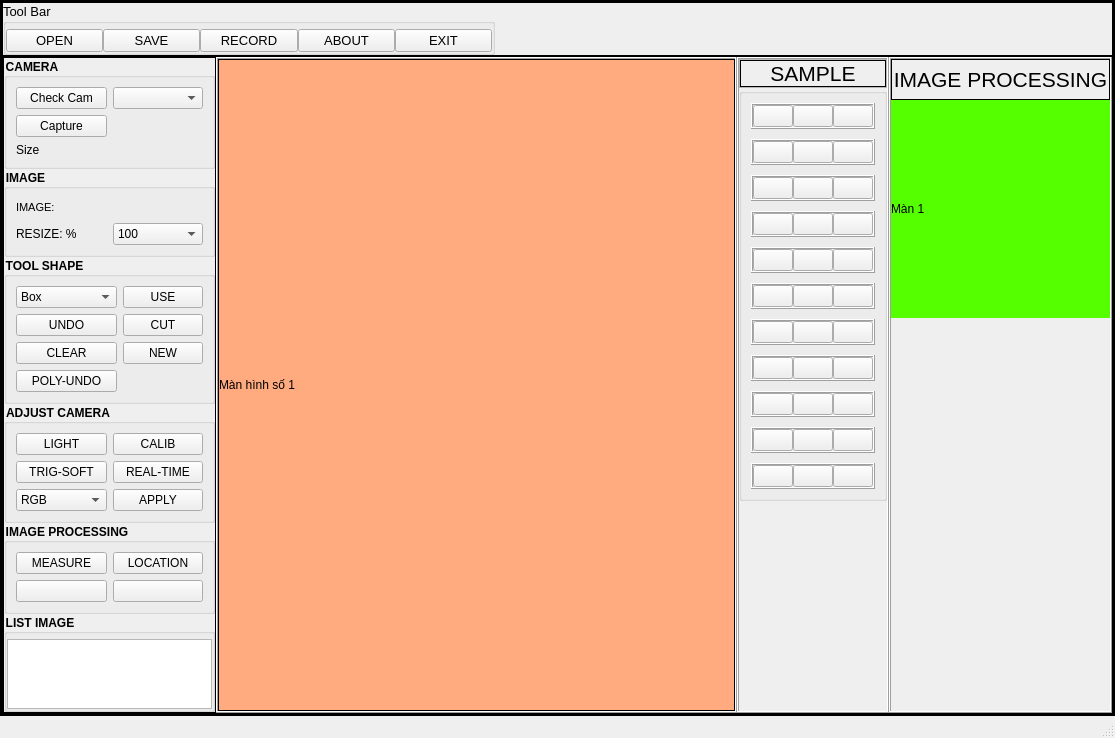
Qt form src/pyqt5_ui/gui.ui (BingKeyelse/Computer-Vision-Tools) before a commit.
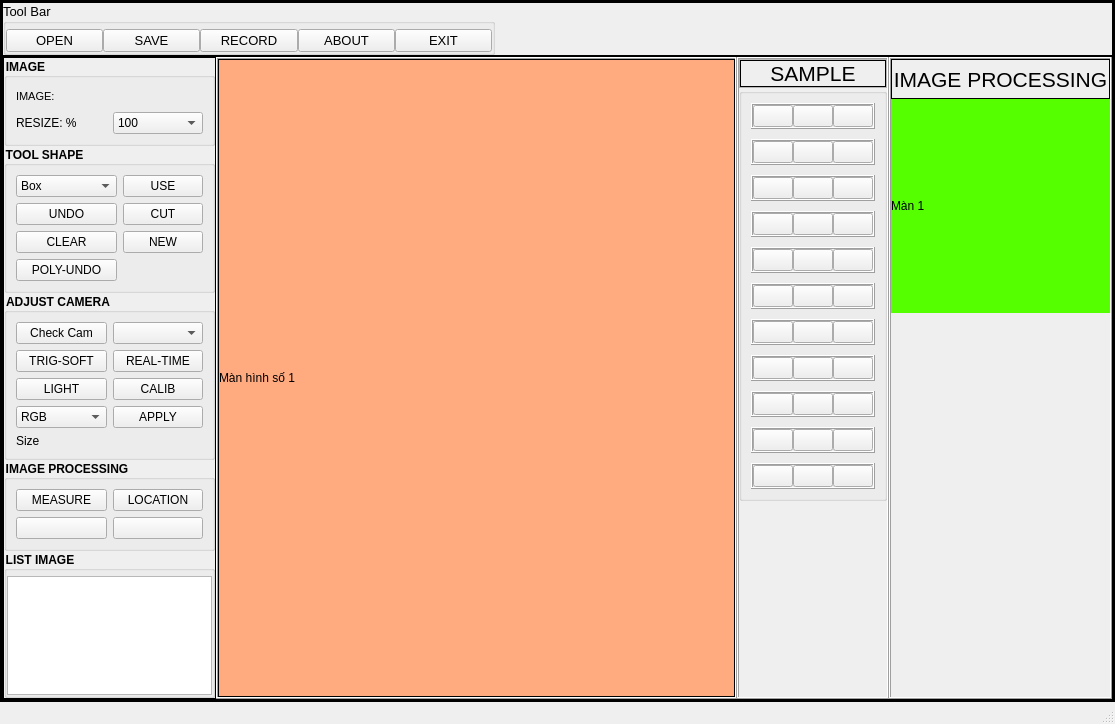
The same form after that commit. Icons and pictures are not drawn.

Commit message: Phần Sample bên hông đã hoàn thiện còn phần stick đang làm dở.Thay đổi phần giao diện gui với Camera xóa bớt nó đi

Patch:
```diff
--- a/src/pyqt5_ui/gui.ui
+++ b/src/pyqt5_ui/gui.ui
@@ -227,39 +227,6 @@
              <property name="bottomMargin">
               <number>0</number>
              </property>
-             <item>
-              <widget class="QGroupBox" name="groupBox_9">
-               <property name="title">
-                <string>CAMERA</string>
-               </property>
-               <layout class="QGridLayout" name="gridLayout_15">
-                <item row="1" column="1">
-                 <widget class="QPushButton" name="btn_check_cam">
-                  <property name="text">
-                   <string>Check Cam</string>
-                  </property>
-                 </widget>
-                </item>
-                <item row="3" column="1">
-                 <widget class="QLabel" name="lb_size_cam">
-                  <property name="text">
-                   <string>Size</string>
-                  </property>
-                 </widget>
-                </item>
-                <item row="2" column="1">
-                 <widget class="QPushButton" name="btn_capture_cam">
-                  <property name="text">
-                   <string>Capture</string>
-                  </property>
-                 </widget>
-                </item>
-                <item row="1" column="2">
-                 <widget class="QComboBox" name="btn_choose_cam"/>
-                </item>
-               </layout>
-              </widget>
-             </item>
              <item>
               <widget class="QGroupBox" name="groupBox_8">
                <property name="title">
@@ -993,6 +960,42 @@
                 <bool>true</bool>
                </property>
                <layout class="QGridLayout" name="gridLayout_2">
+                <item row="4" column="0">
+                 <widget class="QComboBox" name="btn_color">
+                  <item>
+                   <property name="text">
+                    <string>RGB</string>
+                   </property>
+                  </item>
+                  <item>
+                   <property name="text">
+                    <string>BGR</string>
+                   </property>
+                  </item>
+                  <item>
+                   <property name="text">
+                    <string>Gray</string>
+                   </property>
+                  </item>
+                  <item>
+                   <property name="text">
+                    <string>HSV</string>
+                   </property>
+                  </item>
+                  <item>
+                   <property name="text">
+                    <string>YCrCb</string>
+                   </property>
+                  </item>
+                 </widget>
+                </item>
+                <item row="0" column="0">
+                 <widget class="QPushButton" name="btn_check_cam">
+                  <property name="text">
+                   <string>Check Cam</string>
+                  </property>
+                 </widget>
+                </item>
                 <item row="1" column="1">
                  <widget class="QPushButton" name="btn_realtime">
                   <property name="text">
@@ -1000,61 +1003,42 @@
                   </property>
                  </widget>
                 </item>
-                <item row="0" column="1">
+                <item row="2" column="1">
                  <widget class="QPushButton" name="btn_calib">
                   <property name="text">
                    <string>CALIB</string>
                   </property>
                  </widget>
                 </item>
-                <item row="2" column="1">
+                <item row="4" column="1">
                  <widget class="QPushButton" name="btn_apply">
                   <property name="text">
                    <string>APPLY</string>
                   </property>
                  </widget>
                 </item>
-                <item row="1" column="0">
-                 <widget class="QPushButton" name="btn_trigsoft">
-                  <property name="text">
-                   <string>TRIG-SOFT</string>
-                  </property>
-                 </widget>
-                </item>
-                <item row="0" column="0">
+                <item row="2" column="0">
                  <widget class="QPushButton" name="btn_light">
                   <property name="text">
                    <string>LIGHT</string>
                   </property>
                  </widget>
                 </item>
-                <item row="2" column="0">
-                 <widget class="QComboBox" name="btn_color">
-                  <item>
-                   <property name="text">
-                    <string>RGB</string>
-                   </property>
-                  </item>
-                  <item>
-                   <property name="text">
-                    <string>BGR</string>
-                   </property>
-                  </item>
-                  <item>
-                   <property name="text">
-                    <string>Gray</string>
-                   </property>
-                  </item>
-                  <item>
-                   <property name="text">
-                    <string>HSV</string>
-                   </property>
-                  </item>
-                  <item>
-                   <property name="text">
-                    <string>YCrCb</string>
-                   </property>
-                  </item>
+                <item row="0" column="1">
+                 <widget class="QComboBox" name="btn_choose_cam"/>
+                </item>
+                <item row="1" column="0">
+                 <widget class="QPushButton" name="btn_trigsoft">
+                  <property name="text">
+                   <string>TRIG-SOFT</string>
+                  </property>
+                 </widget>
+                </item>
+                <item row="5" column="0">
+                 <widget class="QLabel" name="lb_size_cam">
+                  <property name="text">
+                   <string>Size</string>
+                  </property>
                  </widget>
                 </item>
                </layout>
```
Left out of the diff: 16 changed lines with no effect on the pictures. The commit also changes 10 other files.
